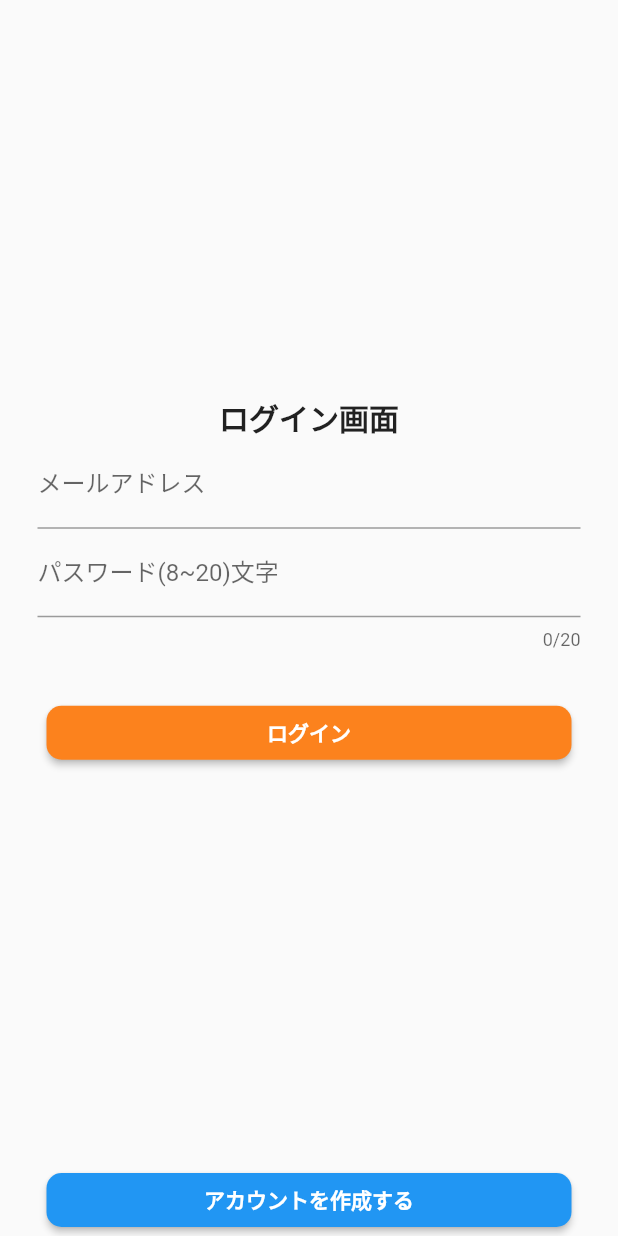
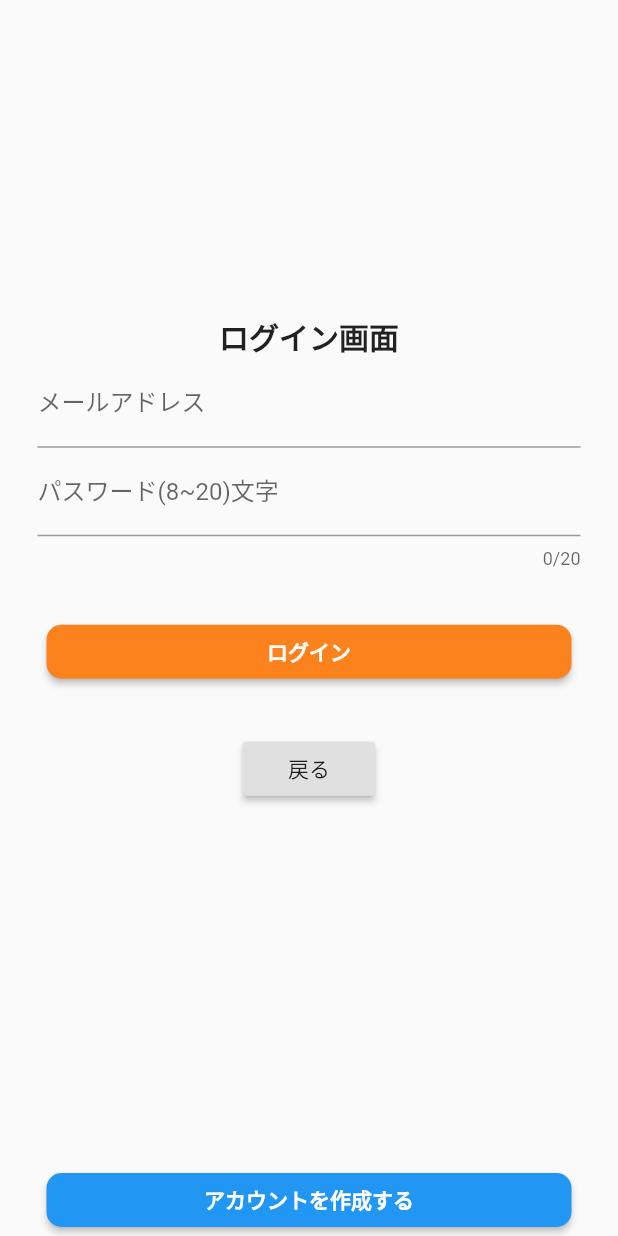
Before and after one commit to magisystem0408/flutter_code_dir, a Flutter app: the screen it shows after launch, after a tap on "ユーザー登録", on a phone screen of 412 x 824 dp. Run offline on Flutter 3.47's test engine with Material 2 defaults, Android fonts, the phone set to English and light mode, and no system bars; our stand-ins replace firebase_auth, firebase_core; missing offline and left inert: dart:html; accounts and stored records are empty; network calls fail.

Commit message:
add iroiro

```diff
--- a/lib/main.dart
+++ b/lib/main.dart
@@ -1,11 +1,14 @@
 import 'package:flutter/material.dart';
+import 'package:flutter_development/pages/BottomSheets.dart';
+import 'package:flutter_development/pages/Dialog.dart';
 import 'package:flutter_development/pages/Form.dart';
+import 'package:flutter_development/pages/HandSort.dart';
 import 'package:flutter_development/pages/SliderPage.dart';
 import 'package:flutter_development/pages/TabBar_TabBarView.dart';
 import 'package:flutter_development/pages/Toggle.dart';
 import 'package:flutter_development/pages/api/Api.dart';
 import 'package:flutter_development/pages/login/login.dart';
-import 'ProgressBar.dart';
+import 'pages/ProgressBar.dart';
 import 'pages/ImagePage.dart';
 
 
@@ -37,6 +40,9 @@ class MyApp extends StatelessWidget {
         '/slider':(context) => SliderPage(),
         '/api':(context) => Api(),
         '/progressbar':(context) =>ProgressBar(),
+        '/dialog':(context) => DialogPage(),
+        '/bottomsheets':(context)=> ButtonSheats(),
+        '/handsort':(context)=> HandSort(),
       },
     );
   }
@@ -44,7 +50,6 @@ class MyApp extends StatelessWidget {
 
 class MyHomePage extends StatefulWidget {
   MyHomePage({Key key, this.title}) : super(key: key);
-
 
   final String title;
 
@@ -147,6 +152,31 @@ class _MyHomePageState extends State<MyHomePage> {
                   onPressed: () async{
                 await Navigator.pushNamed(context, '/progressbar');
               }),
+            ),
+            Padding(
+              padding: const EdgeInsets.all(8.0),
+              child: RaisedButton(
+                  child:Text("ダイアログ"),
+                  onPressed: () async{
+                await Navigator.pushNamed(context, '/dialog');
+              }),
+            ),
+
+            Padding(
+              padding: const EdgeInsets.all(8.0),
+              child: RaisedButton(
+                  child: Text("ボトムシート"),
+                  onPressed: ()async{
+                await Navigator.pushNamed(context, '/bottomsheets');
+              }),
+            ),
+            Padding(
+              padding: const EdgeInsets.all(8.0),
+              child: RaisedButton(
+                  child: Text('並べかえ'),
+                  onPressed: () async{
+                await Navigator.pushNamed(context, '/handsort');
+              }),
             )
           ],
         ),
--- a/lib/pages/login/login.dart
+++ b/lib/pages/login/login.dart
@@ -114,7 +114,13 @@ class _LoginState extends State<Login> {
                           infoText = auth_error.login_error_msg(e.code);
                         });
                       }
-                    }))
+                    })),
+            Padding(
+              padding: const EdgeInsets.all(30.0),
+              child: RaisedButton(
+                  child: Text('戻る'),
+                  onPressed: ()=>Navigator.pop(context)),
+            )
           ],
         ),
       ),
```
Also changed, not shown: lib/pages/BottomSheets.dart (added, +58 -0 lines), lib/pages/Dialog.dart (added, +54 -0 lines), lib/pages/HandSort.dart (added, +92 -0 lines), lib/pages/api/Api.dart (+24 -22 lines), lib/pages/ProgressBar.dart (renamed from lib/ProgressBar.dart).
